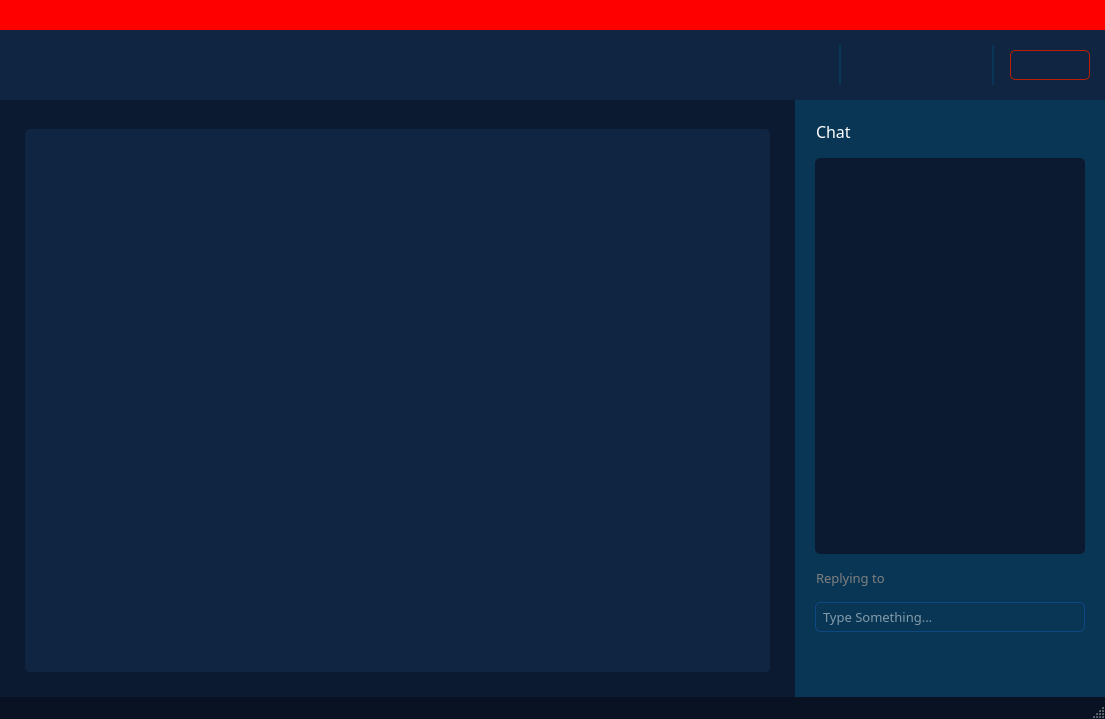
ZVDCM/Horace, file Teachers/Misc/Templates/meeting.ui: the form before one commit.
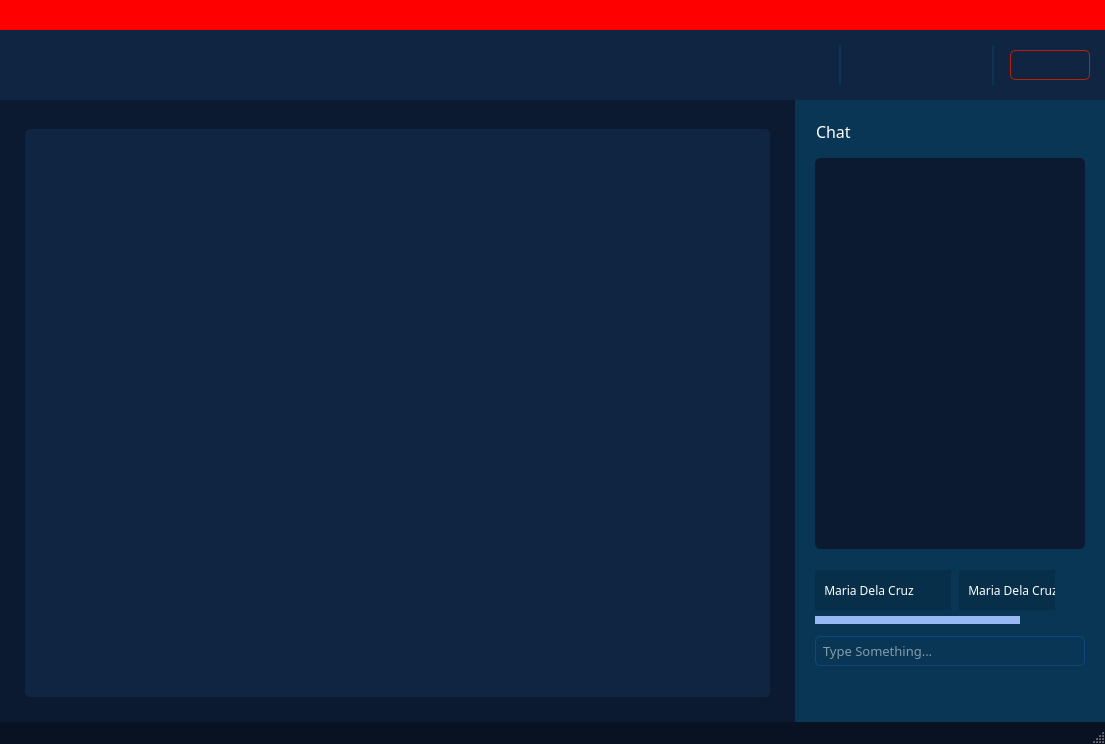
The form after the commit. The open tabs and pages were chosen to show the change. Icons and pictures are not drawn.

Patch:
```diff
--- a/Teachers/Misc/Templates/meeting.ui
+++ b/Teachers/Misc/Templates/meeting.ui
@@ -7,7 +7,7 @@
     <x>0</x>
     <y>0</y>
     <width>1105</width>
-    <height>719</height>
+    <height>744</height>
    </rect>
   </property>
   <property name="windowTitle">
@@ -593,8 +593,8 @@
                  <rect>
                   <x>0</x>
                   <y>0</y>
-                  <width>743</width>
-                  <height>543</height>
+                  <width>32</width>
+                  <height>16</height>
                  </rect>
                 </property>
                 <property name="styleSheet">
@@ -653,42 +653,6 @@
 
 QPushButton:pressed {
   background-color: #072f49;
-}
-
-QScrollBar:vertical{
-    width: 18px;
-    margin: 0px 3px 0px 7px;
-    border-radius: 5px;
-}
-
-QScrollBar::handle:vertical{
-    background-color: #97b9f4;    
-    min-height: 5px;
- 	border-radius: 4px;
-}
-
-QScrollBar::sub-line:vertical{
-     height: 0;
-     width: 0;
-}
-
-QScrollBar::add-line:vertical{
-   	 height: 0;
-     width: 0;
-}
-
-QScrollBar::add-page:vertical{
-    background: #0b1a30;
-	border-bottom-left-radius: 4px;
-    border-bottom-right-radius: 4px;
-    margin-top: -3px;
- }
-
-QScrollBar::sub-page:vertical{
-  	background: #0b1a30;
-	border-top-left-radius: 4px;
-	border-top-right-radius: 4px;
-	margin-bottom: -3px;
 }</string>
            </property>
            <property name="currentIndex">
@@ -993,7 +957,7 @@
                   <x>0</x>
                   <y>0</y>
                   <width>270</width>
-                  <height>394</height>
+                  <height>384</height>
                  </rect>
                 </property>
                 <property name="styleSheet">
@@ -1003,26 +967,322 @@
               </widget>
              </item>
              <item>
-              <widget class="QLabel" name="lbl_reply">
-               <property name="font">
-                <font>
-                 <family>Barlow</family>
-                 <pointsize>10</pointsize>
-                </font>
+              <layout class="QVBoxLayout" name="verticalLayout_11">
+               <property name="spacing">
+                <number>12</number>
                </property>
+               <item>
+                <widget class="QWidget" name="widget_3" native="true">
+                 <property name="sizePolicy">
+                  <sizepolicy hsizetype="Preferred" vsizetype="Fixed">
+                   <horstretch>0</horstretch>
+                   <verstretch>0</verstretch>
+                  </sizepolicy>
+                 </property>
+                 <property name="maximumSize">
+                  <size>
+                   <width>16777215</width>
+                   <height>60</height>
+                  </size>
+                 </property>
                <property name="styleSheet">
-                <string notr="true">color: gray</string>
-               </property>
+                  <string notr="true"/>
+                 </property>
+                 <layout class="QHBoxLayout" name="horizontalLayout_12">
+                  <property name="spacing">
+                   <number>10</number>
+                  </property>
+                  <property name="leftMargin">
+                   <number>0</number>
+                  </property>
+                  <property name="topMargin">
+                   <number>0</number>
+                  </property>
+                  <property name="rightMargin">
+                   <number>0</number>
+                  </property>
+                  <property name="bottomMargin">
+                   <number>0</number>
+                  </property>
+                  <item>
+                   <widget class="QScrollArea" name="scrollArea_2">
+                    <property name="styleSheet">
+                     <string notr="true">QScrollBar:horizontal{
+    height: 8px;
+}
+
+QScrollBar::handle:horizontal{
+    background-color: #97b9f4;    
+    min-width: 5px;
+}
+
+QScrollBar::sub-line:horizontal{
+     height: 0;
+     width: 0;
+}
+
+QScrollBar::add-line:horizontal{
+   	 height: 0;
+     width: 0;
+}
+
+QScrollBar::add-page:horizontal{
+  background: none;
+ }
+
+QScrollBar::sub-page:horizontal{
+  	background: none;
+}</string>
+                    </property>
+                    <property name="frameShape">
+                     <enum>QFrame::NoFrame</enum>
+                    </property>
+                    <property name="verticalScrollBarPolicy">
+                     <enum>Qt::ScrollBarAlwaysOff</enum>
+                    </property>
+                    <property name="horizontalScrollBarPolicy">
+                     <enum>Qt::ScrollBarAlwaysOn</enum>
+                    </property>
+                    <property name="widgetResizable">
+                     <bool>true</bool>
+                    </property>
+                    <widget class="QWidget" name="scrollAreaWidgetContents_4">
+                     <property name="geometry">
+                      <rect>
+                       <x>0</x>
+                       <y>0</y>
+                       <width>258</width>
+                       <height>43</height>
+                      </rect>
+                     </property>
+                     <layout class="QHBoxLayout" name="horizontalLayout_15">
+                      <property name="spacing">
+                       <number>8</number>
+                      </property>
+                      <property name="sizeConstraint">
+                       <enum>QLayout::SetMinimumSize</enum>
+                      </property>
+                      <property name="leftMargin">
+                       <number>0</number>
+                      </property>
+                      <property name="topMargin">
+                       <number>0</number>
+                      </property>
+                      <property name="rightMargin">
+                       <number>0</number>
+                      </property>
+                      <property name="bottomMargin">
+                       <number>0</number>
+                      </property>
+                      <item>
+                       <widget class="QWidget" name="widget_4" native="true">
+                        <property name="maximumSize">
+                         <size>
+                          <width>16777215</width>
+                          <height>40</height>
+                         </size>
+                        </property>
+                        <property name="styleSheet">
+                         <string notr="true">background: #072f49</string>
+                        </property>
+                        <layout class="QHBoxLayout" name="horizontalLayout_14">
+                         <property name="spacing">
+                          <number>8</number>
+                         </property>
+                         <item>
+                          <widget class="QLabel" name="label_3">
                <property name="text">
-                <string>Replying to</string>
-               </property>
-               <property name="indent">
-                <number>1</number>
+                            <string>Maria Dela Cruz</string>
+                           </property>
+                           <property name="alignment">
+                            <set>Qt::AlignCenter</set>
                </property>
               </widget>
              </item>
              <item>
-              <widget class="QLineEdit" name="txt_message">
+                          <widget class="QPushButton" name="btn_close_chat_4">
+                           <property name="sizePolicy">
+                            <sizepolicy hsizetype="Fixed" vsizetype="Fixed">
+                             <horstretch>0</horstretch>
+                             <verstretch>0</verstretch>
+                            </sizepolicy>
+                           </property>
+                           <property name="minimumSize">
+                            <size>
+                             <width>20</width>
+                             <height>20</height>
+                            </size>
+                           </property>
+                           <property name="maximumSize">
+                            <size>
+                             <width>20</width>
+                             <height>20</height>
+                            </size>
+                           </property>
+                           <property name="cursor">
+                            <cursorShape>PointingHandCursor</cursorShape>
+                           </property>
+                           <property name="styleSheet">
+                            <string notr="true">QPushButton{
+	border: none;
+	border-radius: none;
+	background: none;
+	background-repeat: none;
+	background-image: url(:/icons/close.png);
+	background-position: center center;
+}
+
+QPushButton:hover{
+	background: none;
+	background-repeat: none;
+	background-image: url(:/icons/close_2.png);
+	background-position: center center;
+}</string>
+                           </property>
+                          </widget>
+                         </item>
+                        </layout>
+                       </widget>
+                      </item>
+                      <item>
+                       <widget class="QWidget" name="widget_5" native="true">
+                        <property name="maximumSize">
+                         <size>
+                          <width>16777215</width>
+                          <height>40</height>
+                         </size>
+                        </property>
+                        <property name="styleSheet">
+                         <string notr="true">background: #072f49</string>
+                        </property>
+                        <layout class="QHBoxLayout" name="horizontalLayout_16">
+                         <property name="spacing">
+                          <number>8</number>
+                         </property>
+                         <item>
+                          <widget class="QLabel" name="label_7">
+                           <property name="text">
+                            <string>Maria Dela Cruz</string>
+                           </property>
+                           <property name="alignment">
+                            <set>Qt::AlignCenter</set>
+                           </property>
+                          </widget>
+                         </item>
+                         <item>
+                          <widget class="QPushButton" name="btn_close_chat_5">
+                           <property name="sizePolicy">
+                            <sizepolicy hsizetype="Fixed" vsizetype="Fixed">
+                             <horstretch>0</horstretch>
+                             <verstretch>0</verstretch>
+                            </sizepolicy>
+                           </property>
+                           <property name="minimumSize">
+                            <size>
+                             <width>20</width>
+                             <height>20</height>
+                            </size>
+                           </property>
+                           <property name="maximumSize">
+                            <size>
+                             <width>20</width>
+                             <height>20</height>
+                            </size>
+                           </property>
+                           <property name="cursor">
+                            <cursorShape>PointingHandCursor</cursorShape>
+                           </property>
+                           <property name="styleSheet">
+                            <string notr="true">QPushButton{
+	border: none;
+	border-radius: none;
+	background: none;
+	background-repeat: none;
+	background-image: url(:/icons/close.png);
+	background-position: center center;
+}
+
+QPushButton:hover{
+	background: none;
+	background-repeat: none;
+	background-image: url(:/icons/close_2.png);
+	background-position: center center;
+}</string>
+                           </property>
+                          </widget>
+                         </item>
+                        </layout>
+                       </widget>
+                      </item>
+                      <item>
+                       <spacer name="horizontalSpacer_8">
+                        <property name="orientation">
+                         <enum>Qt::Horizontal</enum>
+                        </property>
+                        <property name="sizeHint" stdset="0">
+                         <size>
+                          <width>106</width>
+                          <height>20</height>
+                         </size>
+                        </property>
+                       </spacer>
+                      </item>
+                     </layout>
+                    </widget>
+                   </widget>
+                  </item>
+                  <item>
+                   <widget class="QPushButton" name="btn_close_chat_3">
+                    <property name="sizePolicy">
+                     <sizepolicy hsizetype="Fixed" vsizetype="Fixed">
+                      <horstretch>0</horstretch>
+                      <verstretch>0</verstretch>
+                     </sizepolicy>
+                    </property>
+                    <property name="minimumSize">
+                     <size>
+                      <width>20</width>
+                      <height>20</height>
+                     </size>
+                    </property>
+                    <property name="maximumSize">
+                     <size>
+                      <width>20</width>
+                      <height>20</height>
+                     </size>
+                    </property>
+                    <property name="cursor">
+                     <cursorShape>PointingHandCursor</cursorShape>
+                    </property>
+                    <property name="styleSheet">
+                     <string notr="true">QPushButton{
+	border: none;
+	border-radius: none;
+	background: none;
+	background-repeat: none;
+	background-image: url(:/icons/close.png);
+	background-position: center center;
+}
+
+QPushButton:hover{
+	background: none;
+	background-repeat: none;
+	background-image: url(:/icons/close_2.png);
+	background-position: center center;
+}</string>
+                    </property>
+                   </widget>
+                  </item>
+                 </layout>
+                </widget>
+               </item>
+               <item>
+                <layout class="QVBoxLayout" name="verticalLayout_12">
+                 <property name="spacing">
+                  <number>6</number>
+                 </property>
+                 <item>
+                  <widget class="QLineEdit" name="txt_message_3">
                <property name="minimumSize">
                 <size>
                  <width>0</width>
@@ -1041,7 +1301,10 @@
               </widget>
              </item>
              <item>
-              <layout class="QHBoxLayout" name="horizontalLayout_5">
+                  <layout class="QHBoxLayout" name="horizontalLayout_17">
+                   <property name="sizeConstraint">
+                    <enum>QLayout::SetMinimumSize</enum>
+                   </property>
                <item>
                 <widget class="QPushButton" name="btn_file">
                  <property name="sizePolicy">
@@ -1142,6 +1405,10 @@
               </layout>
              </item>
             </layout>
+               </item>
+              </layout>
+             </item>
+            </layout>
            </widget>
            <widget class="QWidget" name="page_4">
             <layout class="QVBoxLayout" name="verticalLayout_9">
```
Left out of the diff: 126 changed lines with no effect on the pictures. Lines whose indentation alone changed are shown as unchanged.
